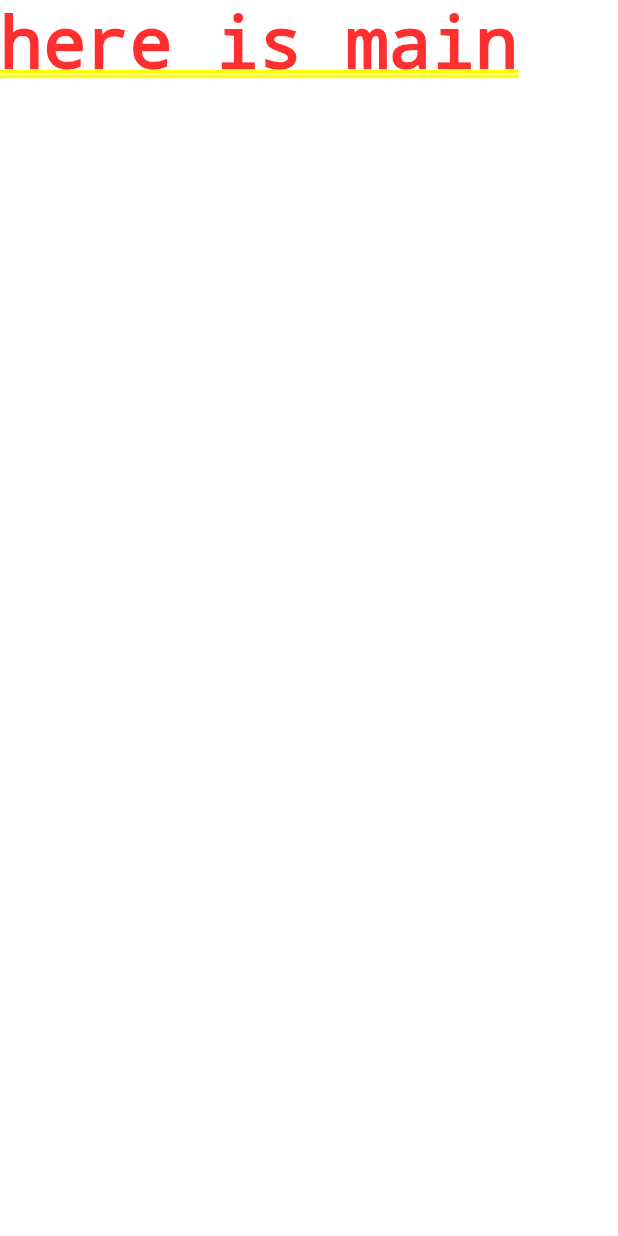
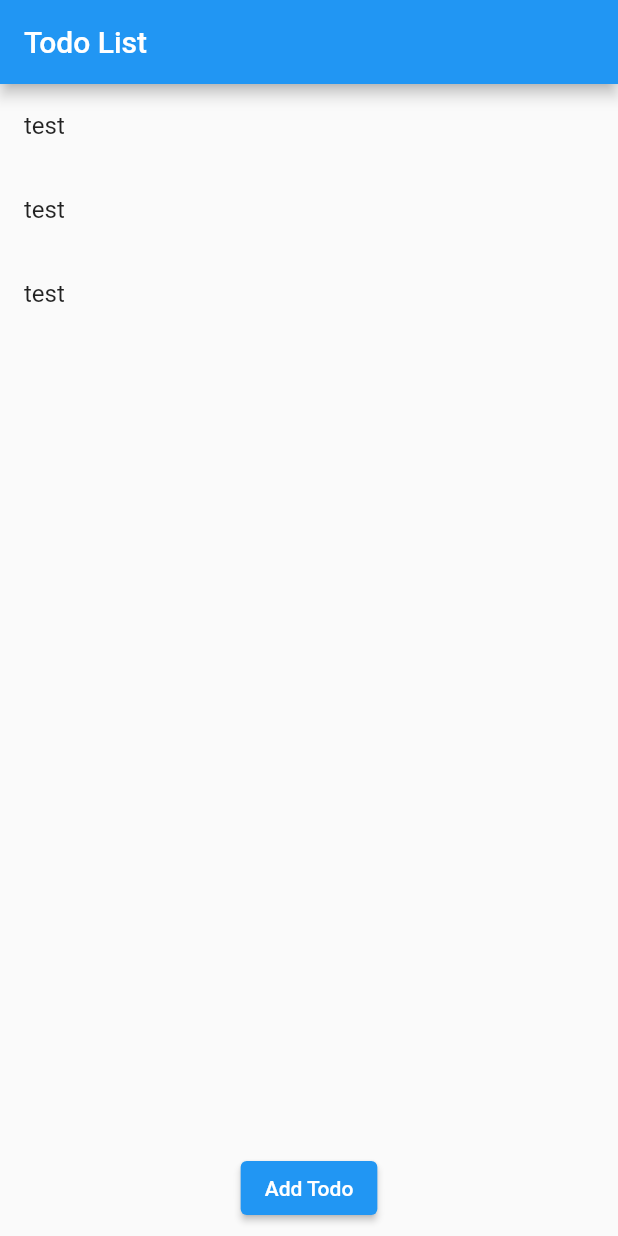
Before and after one commit to kim2214/flutterToDo, a Flutter app: the screen it shows after launch, on a phone screen of 412 x 824 dp. Run offline on Flutter 3.47's test engine with Material 2 defaults, Android fonts, the phone set to English and light mode, and no system bars; our stand-ins replace get.

Commit message:
first base of ToDo list

```diff
--- /dev/null
+++ b/lib/controllers/TodoController.dart
@@ -0,0 +1,5 @@
+import 'package:fluttertodo/models/todo.dart';
+
+class TodoController {
+  List<ToDo> todos = List.generate(3, (index) => ToDo(id: index, title: 'test'));
+}
--- a/lib/firstPage.dart
+++ b/lib/firstPage.dart
@@ -1,11 +1,47 @@
 import 'package:flutter/material.dart';
+import 'package:get/get.dart';
+import 'package:fluttertodo/controllers/TodoController.dart';
+import 'package:fluttertodo/models/todo.dart';
 
 class FirstPage extends StatelessWidget {
+  final TodoController todoController = Get.put(TodoController());
+
   @override
   Widget build(BuildContext context) {
-    return Container(
-      child: Text(
-        'here is main'
+    return Scaffold(
+      appBar: AppBar(
+        title: Text('Todo List'),
+      ),
+      body: SafeArea(
+        child: Column(
+          children: [
+            Expanded(
+              child:
+              // Obx(() =>
+
+                  ListView.builder(
+                itemCount: todoController.todos.length,
+                itemBuilder: (context, index) {
+                  ToDo todo = todoController.todos[index];
+                  return ListTile(
+                    title: Text(todo.title!),
+                    // trailing: IconButton(
+                    //   icon: Icon(Icons.delete),
+                    //   onPressed: () => todoController.remove(todo.id),
+                    // ),
+                  );
+                },
+              )),
+            // ),
+            Padding(
+              padding: const EdgeInsets.all(8.0),
+              child: ElevatedButton(
+                onPressed: () => Get.toNamed('/add-todo'),
+                child: Text('Add Todo'),
+              ),
+            ),
+          ],
+        ),
       ),
     );
   }
--- /dev/null
+++ b/lib/models/todo.dart
@@ -0,0 +1,6 @@
+class ToDo {
+  int? id;
+  String? title;
+
+  ToDo({required this.id, required this.title});
+}
```
